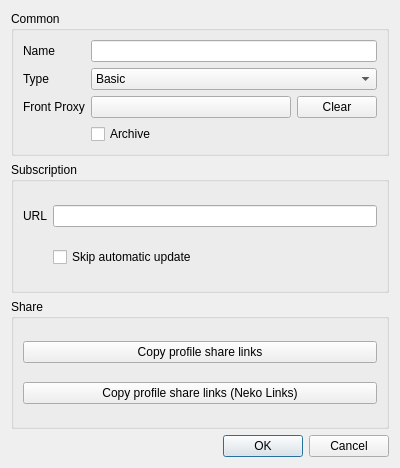
Above: src/ui/edit/DialogEditGroup.ui from Restia-Ashbell/nekobox before the change. Below: the same form after it.
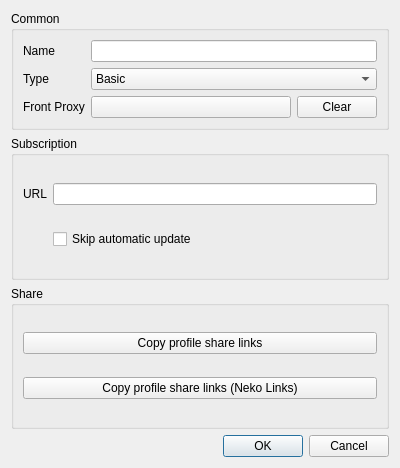
That is the form after the change.

Commit message: refactor: remove unused group archive flag

```diff
--- a/src/ui/edit/DialogEditGroup.ui
+++ b/src/ui/edit/DialogEditGroup.ui
@@ -94,13 +94,6 @@
         </property>
        </widget>
       </item>
-      <item row="3" column="1">
-       <widget class="QCheckBox" name="archive">
-        <property name="text">
-         <string>Archive</string>
-        </property>
-       </widget>
-      </item>
      </layout>
     </widget>
    </item>
```
The commit also changes 8 other files.
